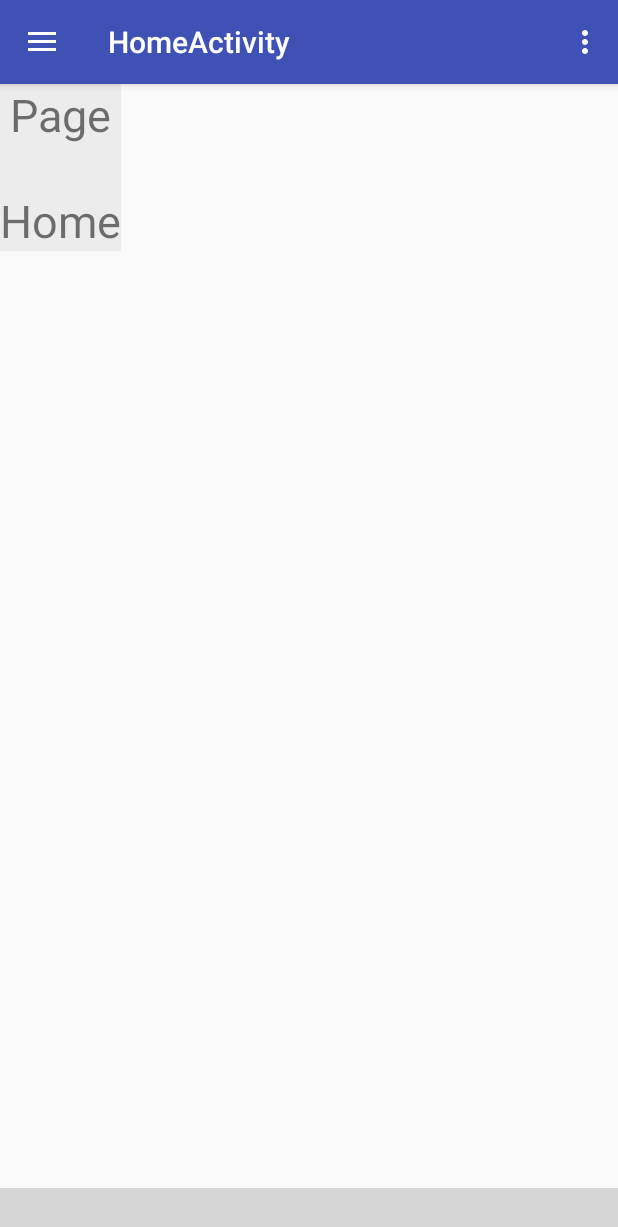
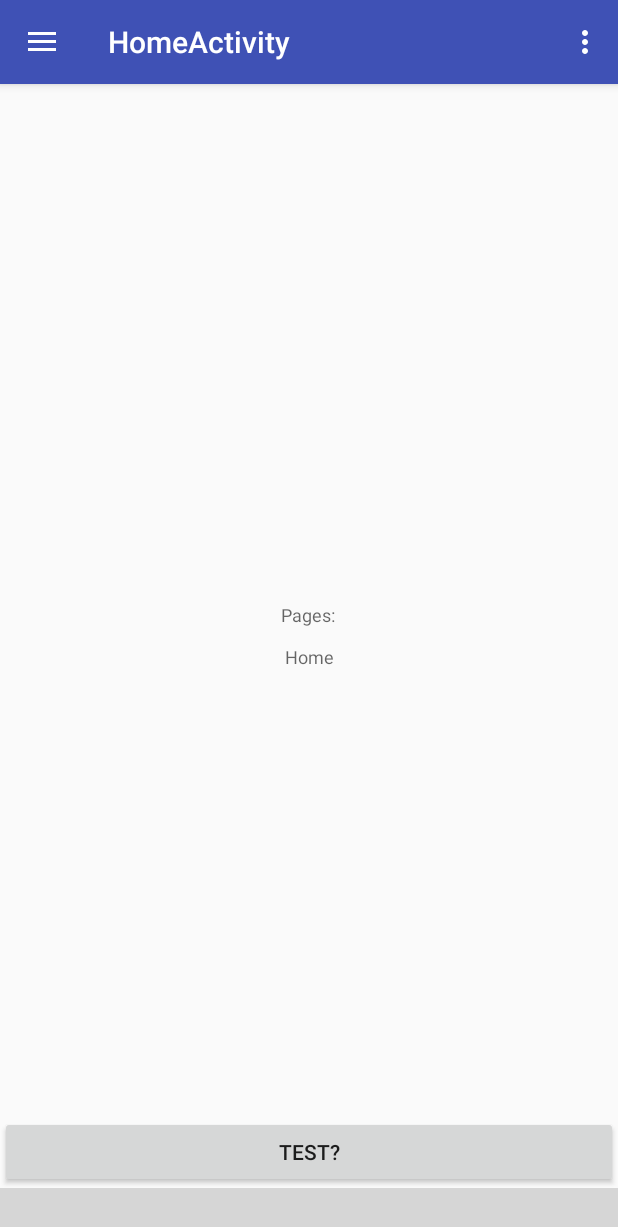
Before and after one commit to fookie/SharingFridge, an Android app: the screen it shows after launch (HomeActivity), on a phone screen of 412 x 824 dp. Shown: the top 1227 px of the screen. Run offline under Robolectric (Android 15) with nearby library versions, the phone set to English and light mode, and no system bars; libraries missing offline, so code that uses them is left out: me.majiajie.pagerbottomtabstrip; plain views replace PagerBottomTabLayout; 4 statements that could not run were skipped; grey boxes are pictures that could not be loaded.

Commit message:
fixed fragment layout

```diff
--- a/app/src/main/java/android/assignment/sharingfridge/HomeActivity.java
+++ b/app/src/main/java/android/assignment/sharingfridge/HomeActivity.java
@@ -122,7 +122,7 @@ public class HomeActivity extends AppCompatActivity
 
         FragmentTransaction transaction = getSupportFragmentManager().beginTransaction();
         // transaction.setCustomAnimations(R.anim.push_up_in,R.anim.push_up_out);
-        transaction.add(R.id.content_home, myFragments.get(0));
+        transaction.add(R.id.fragment_container_home, myFragments.get(0));
         transaction.commit();
     }
 
@@ -133,7 +133,7 @@ public class HomeActivity extends AppCompatActivity
             Log.i("asd","onSelected:"+index+"   TAG: "+tag.toString());
             FragmentTransaction transaction = getSupportFragmentManager().beginTransaction();
             //transaction.setCustomAnimations(R.anim.push_up_in,R.anim.push_up_out);
-            transaction.replace(R.id.content_home, myFragments.get(index));
+            transaction.replace(R.id.fragment_container_home, myFragments.get(index));
             transaction.commit();
         }
 
@@ -160,7 +160,7 @@ public class HomeActivity extends AppCompatActivity
                 .setDefaultIcon(R.drawable.ic_home)
                 .setText("Home")
                 .setSelectedColor(tabColors[0])
-                .setTag("A")
+                .setTag("Home")
                 .build();
 
         //构建导航栏,得到Controller进行后续控制
--- a/app/src/main/java/android/assignment/sharingfridge/TestFragment.java
+++ b/app/src/main/java/android/assignment/sharingfridge/TestFragment.java
@@ -69,18 +69,18 @@ public class TestFragment extends Fragment {
     public View onCreateView(LayoutInflater inflater, ViewGroup container,
                              Bundle savedInstanceState) {
         // Inflate the layout for this fragment
+        String id = getArguments().getString("id");
+        View view = inflater.inflate(R.layout.fragment_test, container, false);
+        testView = (TextView) view.findViewById(R.id.testView);
+        testView.setText("Pages: \n\n" + id);
+        return view;
 //        String id = getArguments().getString("id");
-//        View view = inflater.inflate(R.layout.fragment_test, container, false);
-//        testView = (TextView) view.findViewById(R.id.testView);
-//        testView.setText("Pages: \n\n" + id);
-//        return view;
-        String id = getArguments().getString("id");
-        TextView textView = new TextView(testContext);
-        textView.setTextSize(30);
-        textView.setGravity(Gravity.CENTER);
-        textView.setText("Page\n\n" + id);
-        textView.setBackgroundColor(0xFFececec);
-        return textView;
+//        TextView textView = new TextView(testContext);
+//        textView.setTextSize(30);
+//        textView.setGravity(Gravity.CENTER);
+//        textView.setText("Page\n\n" + id);
+//        textView.setBackgroundColor(0xFFececec);
+//        return textView;
     }
 
     // TODO: Rename method, update argument and hook method into UI event
--- a/app/src/main/res/layout/content_home.xml
+++ b/app/src/main/res/layout/content_home.xml
@@ -16,4 +16,13 @@
         android:layout_height="wrap_content"
         android:layout_alignParentBottom="true"/>
 
+    <RelativeLayout
+        android:id="@+id/fragment_container_home"
+        android:layout_width="match_parent"
+        android:layout_height="match_parent"
+        android:layout_centerHorizontal="true"
+        android:layout_above="@+id/tab">
+
+    </RelativeLayout>
+
 </RelativeLayout>
--- a/app/src/main/res/layout/fragment_test.xml
+++ b/app/src/main/res/layout/fragment_test.xml
@@ -17,4 +17,13 @@
         android:textAppearance="@style/TextAppearance.AppCompat.Caption"
         android:layout_centerHorizontal="false"
         android:textAlignment="center" />
+
+    <Button
+        android:text="TEST?"
+        android:layout_width="wrap_content"
+        android:layout_height="wrap_content"
+        android:layout_alignParentBottom="true"
+        android:id="@+id/button"
+        android:layout_alignParentStart="true"
+        android:layout_alignParentEnd="true" />
 </RelativeLayout>
--- a/build.gradle
+++ b/build.gradle
@@ -5,7 +5,7 @@ buildscript {
         jcenter()
     }
     dependencies {
-        classpath 'com.android.tools.build:gradle:2.2.0'
+        classpath 'com.android.tools.build:gradle:2.2.1'
 
         // NOTE: Do not place your application dependencies here; they belong
         // in the individual module build.gradle files
```
